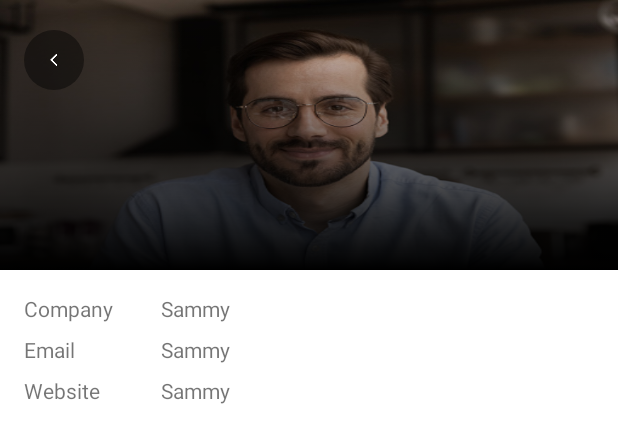
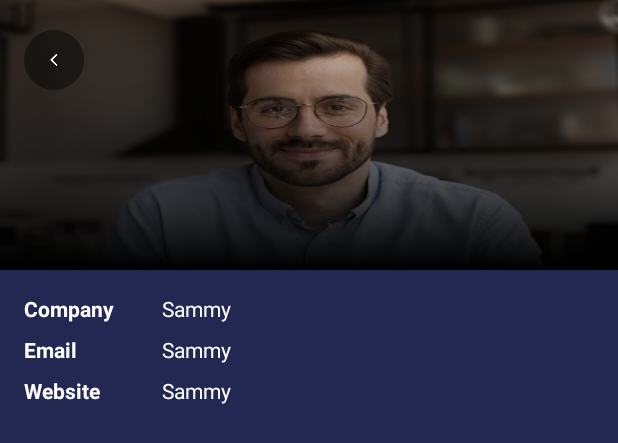
Before and after one commit to MobatiaArshad/CodingTest-WhiteRabbit, an Android app: the layout user_detail_fragment.xml on its own in the app's theme, with its tools: preview values and no code run, on a phone screen of 412 x 824 dp. Shown: the top 443 px of the screen. Run offline under Robolectric (Android 15) with nearby library versions, the phone set to English and light mode, and no system bars.

Commit message:
1. Up to 3 Hour

```diff
--- a/app/src/main/res/drawable/searchbar_bg.xml
+++ b/app/src/main/res/drawable/searchbar_bg.xml
@@ -2,8 +2,8 @@
 <shape xmlns:android="http://schemas.android.com/apk/res/android"
     android:shape="rectangle">
 
-    <solid android:color="@color/white"/>
+    <solid android:color="@color/baseColor"/>
     <corners android:radius="10dp"/>
-    <stroke android:color="@color/black" android:width="1dp"/>
+    <stroke android:color="@color/baselightColor" android:width="1dp"/>
 
 </shape>
--- a/app/src/main/res/layout/activity_main.xml
+++ b/app/src/main/res/layout/activity_main.xml
@@ -4,6 +4,7 @@
     xmlns:tools="http://schemas.android.com/tools"
     android:layout_width="match_parent"
     android:layout_height="match_parent"
+    android:background="@color/baseColor"
     tools:context=".MainActivity">
 
     <androidx.fragment.app.FragmentContainerView
--- a/app/src/main/res/layout/home_fragment.xml
+++ b/app/src/main/res/layout/home_fragment.xml
@@ -12,6 +12,7 @@
     <androidx.constraintlayout.widget.ConstraintLayout
         android:layout_width="match_parent"
         android:layout_height="match_parent"
+        android:background="@color/baseColor"
         tools:context=".fragments.allUsers.HomeFragment">
 
         <androidx.core.widget.NestedScrollView
--- a/app/src/main/res/layout/search_bar_lyt.xml
+++ b/app/src/main/res/layout/search_bar_lyt.xml
@@ -26,6 +26,8 @@
         android:layout_marginBottom="8dp"
         android:ems="10"
         android:hint="Search..."
+        android:background="@null"
+        android:textColorHint="@color/white"
         android:inputType="textPersonName"
         app:layout_constraintBottom_toBottomOf="parent"
         app:layout_constraintEnd_toEndOf="parent"
--- a/app/src/main/res/layout/user_detail_fragment.xml
+++ b/app/src/main/res/layout/user_detail_fragment.xml
@@ -13,6 +13,7 @@
     <androidx.coordinatorlayout.widget.CoordinatorLayout
         android:layout_width="match_parent"
         android:layout_height="match_parent"
+        android:background="@color/baseColor"
         tools:context=".fragments.userDetails.UserDetailFragment">
 
         <com.google.android.material.appbar.AppBarLayout
@@ -101,6 +102,8 @@
                         android:layout_marginStart="16dp"
                         android:layout_marginTop="16dp"
                         android:text="Company"
+                        android:textColor="@color/white"
+                        android:textStyle="bold"
                         app:layout_constraintStart_toStartOf="parent"
                         app:layout_constraintTop_toTopOf="parent" />
 
@@ -110,6 +113,8 @@
                         android:layout_height="wrap_content"
                         android:layout_marginTop="8dp"
                         android:text="Email"
+                        android:textColor="@color/white"
+                        android:textStyle="bold"
                         app:layout_constraintStart_toStartOf="@+id/companyTitle"
                         app:layout_constraintTop_toBottomOf="@+id/companyTitle" />
 
@@ -119,6 +124,8 @@
                         android:layout_height="wrap_content"
                         android:layout_marginTop="8dp"
                         android:text="Website"
+                        android:textColor="@color/white"
+                        android:textStyle="bold"
                         app:layout_constraintStart_toStartOf="@+id/emailTitle"
                         app:layout_constraintTop_toBottomOf="@+id/emailTitle" />
 
@@ -127,6 +134,7 @@
                         android:layout_width="wrap_content"
                         android:layout_height="wrap_content"
                         android:layout_marginStart="32dp"
+                        android:textColor="@color/white"
                         app:layout_constraintBottom_toBottomOf="@+id/companyTitle"
                         app:layout_constraintStart_toEndOf="@+id/companyTitle"
                         app:layout_constraintTop_toTopOf="@+id/companyTitle"
@@ -136,6 +144,7 @@
                         android:id="@+id/emailTxt"
                         android:layout_width="wrap_content"
                         android:layout_height="wrap_content"
+                        android:textColor="@color/white"
                         app:layout_constraintBottom_toBottomOf="@+id/emailTitle"
                         app:layout_constraintStart_toStartOf="@+id/companyTxt"
                         app:layout_constraintTop_toTopOf="@+id/emailTitle"
@@ -145,6 +154,7 @@
                         android:id="@+id/websiteTxt"
                         android:layout_width="wrap_content"
                         android:layout_height="wrap_content"
+                        android:textColor="@color/white"
                         app:layout_constraintBottom_toBottomOf="@+id/websiteTitle"
                         app:layout_constraintStart_toStartOf="@+id/emailTxt"
                         app:layout_constraintTop_toTopOf="@+id/websiteTitle"
--- a/app/src/main/res/values-night/themes.xml
+++ b/app/src/main/res/values-night/themes.xml
@@ -1,6 +1,6 @@
 <resources xmlns:tools="http://schemas.android.com/tools">
     <!-- Base application theme. -->
-    <style name="Theme.CodingTestArshad" parent="Theme.MaterialComponents.DayNight.DarkActionBar">
+    <style name="Theme.CodingTestArshad" parent="Theme.MaterialComponents.DayNight.NoActionBar">
         <!-- Primary brand color. -->
         <item name="colorPrimary">@color/purple_200</item>
         <item name="colorPrimaryVariant">@color/purple_700</item>
--- a/app/src/main/res/values/colors.xml
+++ b/app/src/main/res/values/colors.xml
@@ -7,4 +7,6 @@
     <color name="teal_700">#FF018786</color>
     <color name="black">#FF000000</color>
     <color name="white">#FFFFFFFF</color>
+    <color name="baseColor">#232853</color>
+    <color name="baselightColor">#39407A</color>
 </resources>
--- a/app/src/main/res/values/themes.xml
+++ b/app/src/main/res/values/themes.xml
@@ -1,6 +1,6 @@
 <resources xmlns:tools="http://schemas.android.com/tools">
     <!-- Base application theme. -->
-    <style name="Theme.CodingTestArshad" parent="Theme.MaterialComponents.DayNight.DarkActionBar">
+    <style name="Theme.CodingTestArshad" parent="Theme.MaterialComponents.DayNight.NoActionBar">
         <!-- Primary brand color. -->
         <item name="colorPrimary">@color/purple_500</item>
         <item name="colorPrimaryVariant">@color/purple_700</item>
```
